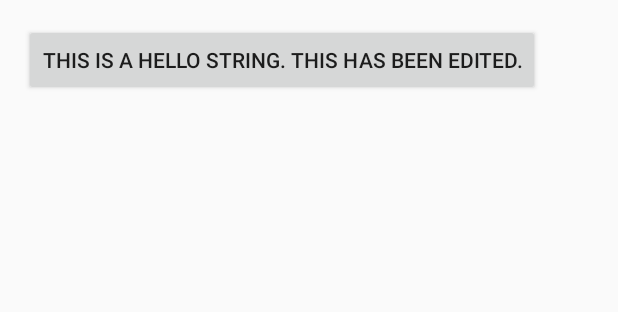
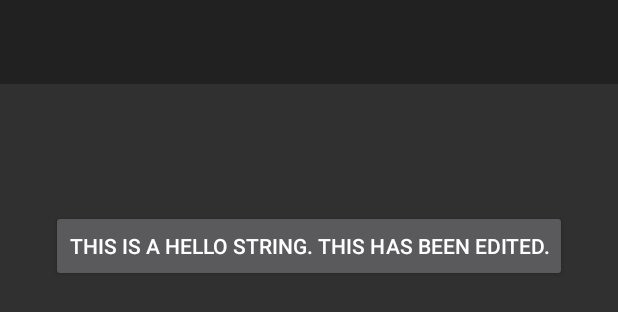
Before and after one commit to Walden1995/MMSS, an Android app: the layout activity_main.xml on its own in the app's theme, with its tools: preview values and no code run, on a phone screen of 412 x 824 dp. Shown: the top 312 px of the screen. Run offline under Robolectric (Android 15) with nearby library versions, the phone set to English and light mode, and no system bars.

Commit message:
L1451; Changed from action bar to tool bar, started adding menu options all in works at this moment

```diff
--- a/app/src/main/AndroidManifest.xml
+++ b/app/src/main/AndroidManifest.xml
@@ -9,7 +9,7 @@
         android:icon="@mipmap/ic_launcher"
         android:label="@string/app_name"
         android:supportsRtl="true"
-        android:theme="@style/AppTheme">
+        android:theme="@style/Theme.AppCompat.NoActionBar">
         <activity android:name=".MainActivity">
             <intent-filter>
                 <action android:name="android.intent.action.MAIN" />
--- a/app/src/main/res/layout/activity_main.xml
+++ b/app/src/main/res/layout/activity_main.xml
@@ -1,21 +1,38 @@
 <?xml version="1.0" encoding="utf-8"?>
 <RelativeLayout xmlns:android="http://schemas.android.com/apk/res/android"
+    xmlns:app="http://schemas.android.com/apk/res-auto"
     xmlns:tools="http://schemas.android.com/tools"
     android:id="@+id/activity_main"
     android:layout_width="match_parent"
     android:layout_height="match_parent"
+    tools:context="com.cs342.group3.mmss.mmss.MainActivity">
+
+    <!--
     android:paddingBottom="@dimen/activity_vertical_margin"
     android:paddingLeft="@dimen/activity_horizontal_margin"
     android:paddingRight="@dimen/activity_horizontal_margin"
     android:paddingTop="@dimen/activity_vertical_margin"
-    tools:context="com.cs342.group3.mmss.mmss.MainActivity">
+    -->
+
 
 
     <Button
         android:text="@string/helloPhoneString"
         android:layout_width="wrap_content"
         android:layout_height="wrap_content"
+        android:id="@+id/button"
+        android:layout_marginTop="140dp"
         android:layout_alignParentTop="true"
-        android:layout_alignParentStart="true"
-        android:id="@+id/button" />
+        android:layout_centerHorizontal="true" />
+
+    <android.support.v7.widget.Toolbar
+        android:layout_width="match_parent"
+        android:layout_height="wrap_content"
+        android:background="?attr/colorPrimary"
+        android:theme="?attr/actionBarTheme"
+        android:minHeight="?attr/actionBarSize"
+        android:id="@+id/toolbar4"
+        />
+
+
 </RelativeLayout>
--- a/app/src/main/res/values/strings.xml
+++ b/app/src/main/res/values/strings.xml
@@ -9,7 +9,9 @@
 
     <string name="pageText">This is the second page!</string>
 
+
     <string name="nextPageButton">Next Page</string>
     <string name="action_share">Share</string>
     <string name="action_reply">Reply</string>
+    <string name="descr_overflow_button">newUndefinedString</string>
 </resources>
```
Also changed, not shown: app/src/main/res/menu/overflowmenutest.xml (added, +16 -0 lines).
